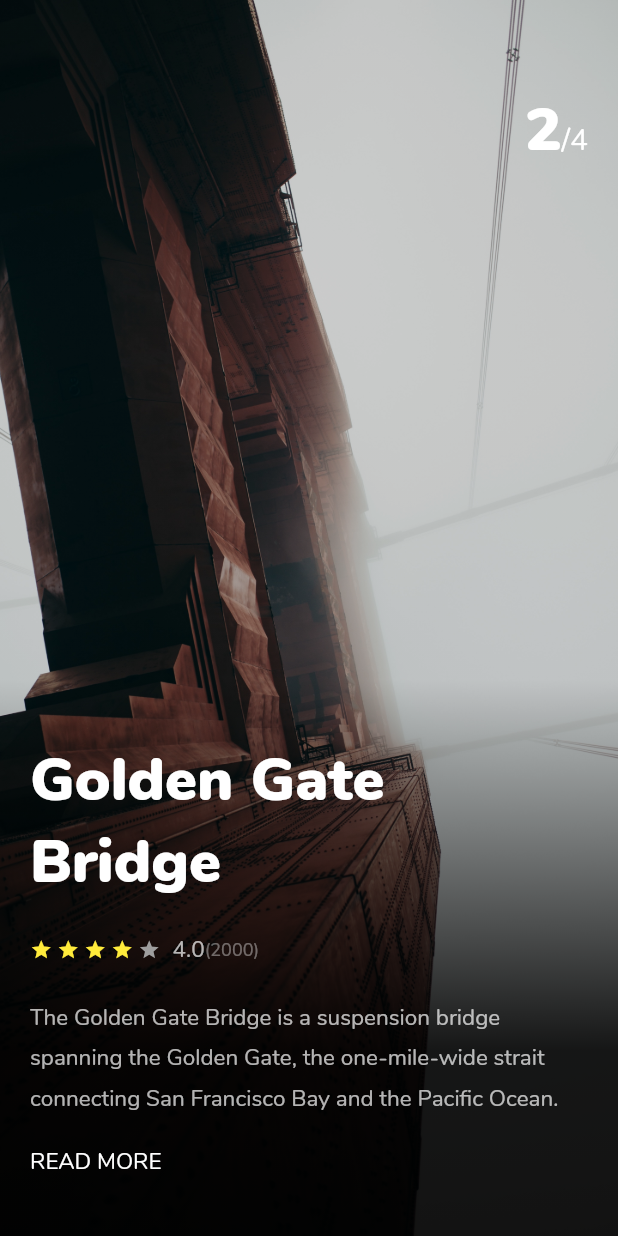
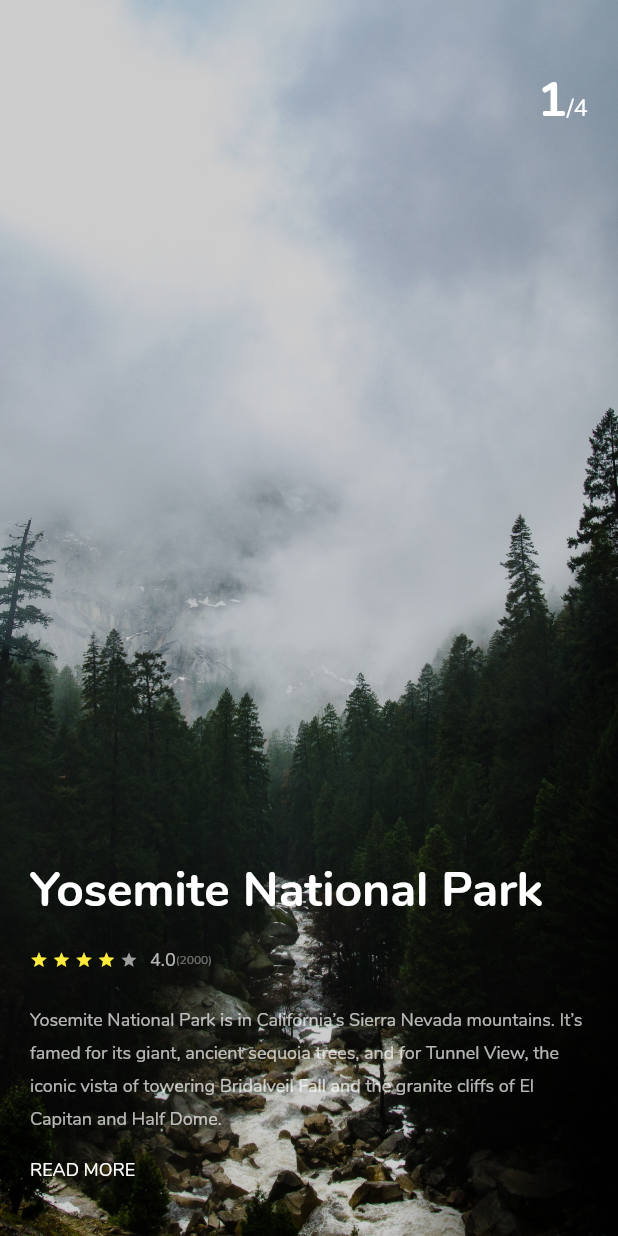
Before and after one commit to HoangLeD13CN5/FlutterLession2, a Flutter app: the screen it shows after launch, on a phone screen of 412 x 824 dp. Run offline on Flutter 3.47's test engine with Material 2 defaults, Android fonts, the phone set to English and light mode, and no system bars; our stand-ins replace simple_animations, supercharged.

Commit message:
add responsive

```diff
--- a/lib/main.dart
+++ b/lib/main.dart
@@ -1,207 +1,8 @@
 import 'package:flutter/material.dart';
+import 'package:lession_2/ui/screen/home_screen.dart';
 
 void main() => runApp(MaterialApp(
       home: HomePage(),
       debugShowCheckedModeBanner: false,
       theme: ThemeData(fontFamily: 'Nunito'),
     ));
-
-class HomePage extends StatefulWidget {
-  @override
-  _HomePageState createState() => _HomePageState();
-}
-
-class _HomePageState extends State<HomePage> {
-  PageController _pageController;
-  double _width;
-  double _height;
-  double _ratio;
-
-  void _onScroll() {
-    print('scroll');
-  }
-
-  @override
-  void initState() {
-    // TODO: implement initState
-    _pageController = PageController(initialPage: 1)..addListener(_onScroll);
-    super.initState();
-  }
-
-  @override
-  Widget build(BuildContext context) {
-    return Scaffold(
-      body: PageView(
-        controller: this._pageController,
-        children: [
-          tripPage('assets/images/one.jpg', 1, 4, 'Yosemite National Park',
-              'Yosemite National Park is in California’s Sierra Nevada mountains. It’s famed for its giant, ancient sequoia trees, and for Tunnel View, the iconic vista of towering Bridalveil Fall and the granite cliffs of El Capitan and Half Dome.'),
-          tripPage('assets/images/two.jpg', 2, 4, 'Golden Gate Bridge',
-              'The Golden Gate Bridge is a suspension bridge spanning the Golden Gate, the one-mile-wide strait connecting San Francisco Bay and the Pacific Ocean.')
-        ],
-      ),
-    );
-  }
-
-  Widget tripPage(image, numberPage, totalPage, title, description) {
-    return Container(
-      decoration: BoxDecoration(
-          image: DecorationImage(image: AssetImage(image), fit: BoxFit.cover)),
-      child: Container(
-        decoration: BoxDecoration(
-            gradient: LinearGradient(colors: [
-          Colors.black.withOpacity(0.9),
-          Colors.black.withOpacity(0.2)
-        ], stops: [
-          0.3,
-          0.9
-        ], begin: Alignment.bottomRight)),
-        child: Padding(
-          padding: EdgeInsets.all(20.0),
-          child: Column(
-            crossAxisAlignment: CrossAxisAlignment.start,
-            children: [
-              SizedBox(
-                height: 40,
-              ),
-              Row(
-                mainAxisAlignment: MainAxisAlignment.end,
-                crossAxisAlignment: CrossAxisAlignment.baseline,
-                textBaseline: TextBaseline.alphabetic,
-                children: [
-                  Text(
-                    numberPage.toString(),
-                    style: TextStyle(
-                        fontSize: 40,
-                        color: Colors.white,
-                        fontWeight: FontWeight.bold),
-                  ),
-                  Text(
-                    '/' + totalPage.toString(),
-                    style: TextStyle(fontSize: 20, color: Colors.white),
-                  )
-                ],
-              ),
-              Expanded(
-                child: Column(
-                  mainAxisAlignment: MainAxisAlignment.end,
-                  crossAxisAlignment: CrossAxisAlignment.start,
-                  children: [
-                    titleUI(title),
-                    SizedBox(
-                      height: 20,
-                    ),
-                    starsUI(),
-                    SizedBox(
-                      height: 20,
-                    ),
-                    Text(
-                      description,
-                      style: TextStyle(
-                          color: Colors.white.withOpacity(.7),
-                          fontSize: 15,
-                          height: 1.8),
-                    ),
-                    SizedBox(
-                      height: 10,
-                    ),
-                    readMoreButton(),
-                    SizedBox(
-                      height: 10,
-                    )
-                  ],
-                ),
-              )
-            ],
-          ),
-        ),
-      ),
-    );
-  }
-
-  Widget readMoreButton() {
-    return GestureDetector(
-      child: Padding(
-        padding: EdgeInsets.only(top: 10, bottom: 10, right: 20),
-        child: Text(
-          'READ MORE',
-          style: TextStyle(color: Colors.white, fontSize: 15),
-        ),
-      ),
-      onTap: () {
-        print('click Read More');
-      },
-    );
-  }
-
-  Widget titleUI(title) {
-    return Text(
-      title,
-      style: TextStyle(
-          color: Colors.white, fontSize: 40, fontWeight: FontWeight.bold),
-    );
-  }
-
-  Widget starsUI() {
-    return Row(
-      mainAxisAlignment: MainAxisAlignment.start,
-      children: [
-        Container(
-          margin: EdgeInsets.only(right: 3),
-          child: Icon(
-            Icons.star,
-            color: Colors.yellow,
-            size: 15,
-          ),
-        ),
-        Container(
-          margin: EdgeInsets.only(right: 3),
-          child: Icon(
-            Icons.star,
-            color: Colors.yellow,
-            size: 15,
-          ),
-        ),
-        Container(
-          margin: EdgeInsets.only(right: 3),
-          child: Icon(
-            Icons.star,
-            color: Colors.yellow,
-            size: 15,
-          ),
-        ),
-        Container(
-          margin: EdgeInsets.only(right: 3),
-          child: Icon(
-            Icons.star,
-            color: Colors.yellow,
-            size: 15,
-          ),
-        ),
-        Container(
-          margin: EdgeInsets.only(right: 3),
-          child: Icon(
-            Icons.star,
-            color: Colors.grey,
-            size: 15,
-          ),
-        ),
-        Container(
-          margin: EdgeInsets.only(left: 5),
-          child: Row(
-            children: [
-              Text(
-                '4.0',
-                style: TextStyle(fontSize: 15, color: Colors.white70),
-              ),
-              Text(
-                '(' + 2000.toString() + ')',
-                style: TextStyle(fontSize: 12, color: Colors.white38),
-              )
-            ],
-          ),
-        )
-      ],
-    );
-  }
-}
--- /dev/null
+++ b/lib/ui/animations/FadeAnimation.dart
@@ -0,0 +1,32 @@
+import 'package:flutter/material.dart';
+import 'package:simple_animations/simple_animations.dart';
+import 'package:supercharged/supercharged.dart';
+
+enum AniProps { opacity, translateY }
+
+class FadeAnimation extends StatelessWidget {
+  final double delay;
+  final Widget child;
+  FadeAnimation(this.delay, this.child);
+
+  @override
+  Widget build(BuildContext context) {
+    final tween = MultiTween<AniProps>()
+      ..add(AniProps.opacity, Tween(begin: 0.0, end: 1.0), 500.milliseconds)
+      ..add(AniProps.translateY, Tween(begin: 120.0, end: 0.0),
+          500.milliseconds, Curves.easeOut);
+    return PlayAnimation<MultiTweenValues<AniProps>>(
+      delay: Duration(milliseconds: (500 * delay).round()),
+      duration: tween.duration,
+      tween: tween,
+      child: child,
+      builder: (context, child, value) => Opacity(
+        opacity: value.get(AniProps.opacity),
+        child: Transform.translate(
+          offset: Offset(0.0, value.get(AniProps.translateY)),
+          child: child,
+        ),
+      ),
+    );
+  }
+}
--- /dev/null
+++ b/lib/ui/screen/home_screen.dart
@@ -0,0 +1,221 @@
+import 'package:flutter/material.dart';
+import 'package:lession_2/constants/responsive_ui.dart';
+import 'package:lession_2/ui/animations/FadeAnimation.dart';
+
+class HomePage extends StatefulWidget {
+  @override
+  _HomePageState createState() => _HomePageState();
+}
+
+class _HomePageState extends State<HomePage> {
+  PageController _pageController;
+  bool _large;
+  bool _medium;
+  double _width;
+  double _height;
+  double _pixelRatio;
+
+  void _onScroll() {}
+
+  @override
+  void initState() {
+    _pageController = PageController(initialPage: 0)..addListener(_onScroll);
+    super.initState();
+  }
+
+  @override
+  void dispose() {
+    _pageController.dispose();
+    super.dispose();
+  }
+
+  @override
+  Widget build(BuildContext context) {
+    _height = MediaQuery.of(context).size.height;
+    _width = MediaQuery.of(context).size.width;
+    _pixelRatio = MediaQuery.of(context).devicePixelRatio;
+    _large = ResponsiveWidget.isScreenLarge(_width, _pixelRatio);
+    _medium = ResponsiveWidget.isScreenMedium(_width, _pixelRatio);
+    return Scaffold(
+      body: PageView(
+        controller: this._pageController,
+        children: [
+          tripPage('assets/images/one.jpg', 1, 4, 'Yosemite National Park',
+              'Yosemite National Park is in California’s Sierra Nevada mountains. It’s famed for its giant, ancient sequoia trees, and for Tunnel View, the iconic vista of towering Bridalveil Fall and the granite cliffs of El Capitan and Half Dome.'),
+          tripPage('assets/images/two.jpg', 2, 4, 'Golden Gate Bridge',
+              'The Golden Gate Bridge is a suspension bridge spanning the Golden Gate, the one-mile-wide strait connecting San Francisco Bay and the Pacific Ocean.')
+        ],
+      ),
+    );
+  }
+
+  Widget tripPage(image, numberPage, totalPage, title, description) {
+    return Container(
+      decoration: BoxDecoration(
+          image: DecorationImage(image: AssetImage(image), fit: BoxFit.cover)),
+      child: Container(
+        decoration: BoxDecoration(
+            gradient: LinearGradient(colors: [
+          Colors.black.withOpacity(0.9),
+          Colors.black.withOpacity(0.2)
+        ], end: Alignment(0.3, 0.9), begin: Alignment.bottomRight)),
+        child: Padding(
+          padding: EdgeInsets.all(20.0),
+          child: Column(
+            crossAxisAlignment: CrossAxisAlignment.start,
+            children: [
+              SizedBox(
+                height: _large ? 40 : (_medium ? 30 : 25),
+              ),
+              Row(
+                mainAxisAlignment: MainAxisAlignment.end,
+                crossAxisAlignment: CrossAxisAlignment.baseline,
+                textBaseline: TextBaseline.alphabetic,
+                children: [
+                  Text(
+                    numberPage.toString(),
+                    style: TextStyle(
+                        fontSize: _large ? 40 : (_medium ? 36 : 32),
+                        color: Colors.white,
+                        fontWeight: FontWeight.bold),
+                  ),
+                  Text(
+                    '/' + totalPage.toString(),
+                    style: TextStyle(
+                        fontSize: _large ? 20 : (_medium ? 18 : 16),
+                        color: Colors.white),
+                  )
+                ],
+              ),
+              Expanded(
+                child: Column(
+                  mainAxisAlignment: MainAxisAlignment.end,
+                  crossAxisAlignment: CrossAxisAlignment.start,
+                  children: [
+                    FadeAnimation(1, titleUI(title)),
+                    SizedBox(
+                      height: _large ? 20 : (_medium ? 18 : 16),
+                    ),
+                    FadeAnimation(1.5, starsUI()),
+                    SizedBox(
+                      height: 20,
+                    ),
+                    FadeAnimation(
+                        2,
+                        Text(
+                          description,
+                          style: TextStyle(
+                              color: Colors.white.withOpacity(.7),
+                              fontSize: _large ? 16 : (_medium ? 14 : 12),
+                              height: 1.8),
+                        )),
+                    SizedBox(
+                      height: _large ? 10 : (_medium ? 8 : 6),
+                    ),
+                    FadeAnimation(2.5, readMoreButton()),
+                    SizedBox(
+                      height: _large ? 10 : (_medium ? 8 : 6),
+                    )
+                  ],
+                ),
+              )
+            ],
+          ),
+        ),
+      ),
+    );
+  }
+
+  Widget readMoreButton() {
+    return GestureDetector(
+      child: Padding(
+        padding: EdgeInsets.only(top: 10, bottom: 10, right: 20),
+        child: Text(
+          'READ MORE',
+          style: TextStyle(
+              color: Colors.white, fontSize: _large ? 16 : (_medium ? 14 : 12)),
+        ),
+      ),
+      onTap: () {
+        print('click Read More');
+      },
+    );
+  }
+
+  Widget titleUI(title) {
+    return Text(
+      title,
+      style: TextStyle(
+          color: Colors.white,
+          fontSize: _large ? 40 : (_medium ? 36 : 32),
+          fontWeight: FontWeight.bold),
+    );
+  }
+
+  Widget starsUI() {
+    return Row(
+      mainAxisAlignment: MainAxisAlignment.start,
+      children: [
+        Container(
+          margin: EdgeInsets.only(right: 3),
+          child: Icon(
+            Icons.star,
+            color: Colors.yellow,
+            size: _large ? 16 : (_medium ? 14 : 12),
+          ),
+        ),
+        Container(
+          margin: EdgeInsets.only(right: 3),
+          child: Icon(
+            Icons.star,
+            color: Colors.yellow,
+            size: _large ? 16 : (_medium ? 14 : 12),
+          ),
+        ),
+        Container(
+          margin: EdgeInsets.only(right: 3),
+          child: Icon(
+            Icons.star,
+            color: Colors.yellow,
+            size: _large ? 16 : (_medium ? 14 : 12),
+          ),
+        ),
+        Container(
+          margin: EdgeInsets.only(right: 3),
+          child: Icon(
+            Icons.star,
+            color: Colors.yellow,
+            size: _large ? 16 : (_medium ? 14 : 12),
+          ),
+        ),
+        Container(
+          margin: EdgeInsets.only(right: 3),
+          child: Icon(
+            Icons.star,
+            color: Colors.grey,
+            size: _large ? 16 : (_medium ? 14 : 12),
+          ),
+        ),
+        Container(
+          margin: EdgeInsets.only(left: 5),
+          child: Row(
+            children: [
+              Text(
+                '4.0',
+                style: TextStyle(
+                    fontSize: _large ? 16 : (_medium ? 14 : 12),
+                    color: Colors.white70),
+              ),
+              Text(
+                '(' + 2000.toString() + ')',
+                style: TextStyle(
+                    fontSize: _large ? 12 : (_medium ? 10 : 8),
+                    color: Colors.white38),
+              )
+            ],
+          ),
+        )
+      ],
+    );
+  }
+}
--- a/pubspec.yaml
+++ b/pubspec.yaml
@@ -67,8 +67,9 @@ flutter:
     - family: Nunito
       fonts:
         - asset: assets/fonts/Nunito-Regular.ttf
+        - asset: assets/fonts/Nunito-Bold.ttf
+        - asset: assets/fonts/Nunito-Black.ttf
         - asset: assets/fonts/Nunito-Italic.ttf
-        - asset: assets/fonts/Nunito-Black.ttf
   #        style: italic
   #   - family: Trajan Pro
   #     fonts:
```
Also changed, not shown: assets/fonts/Nunito-Italic.ttf (added), pubspec.lock, 1 other file.
